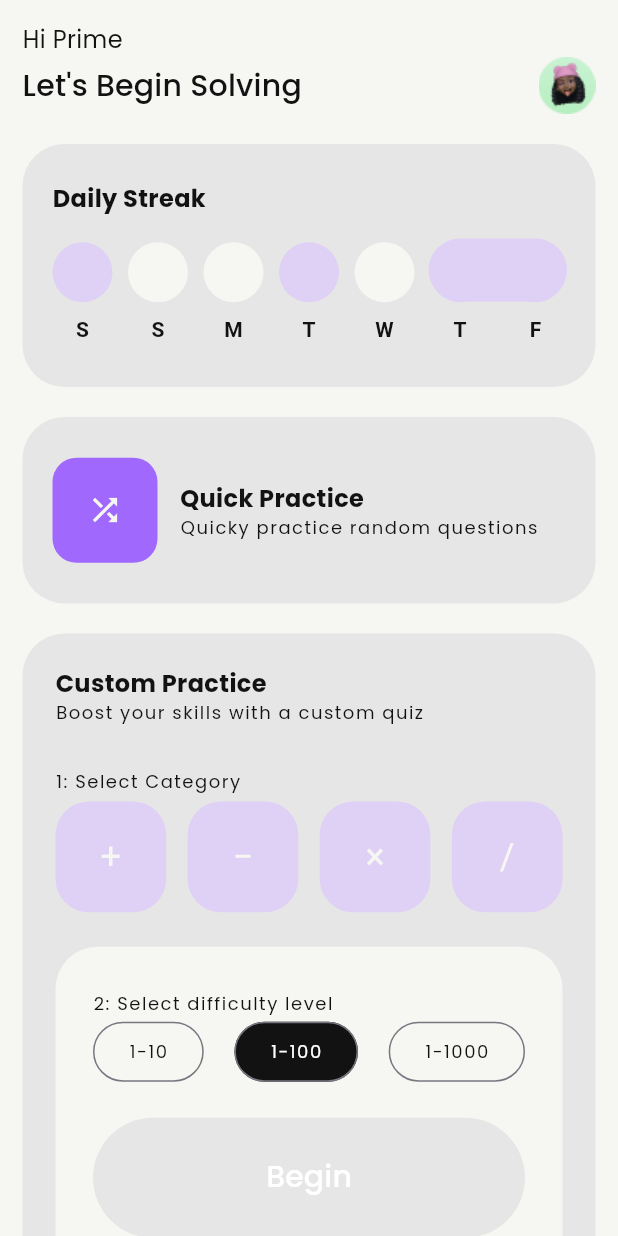
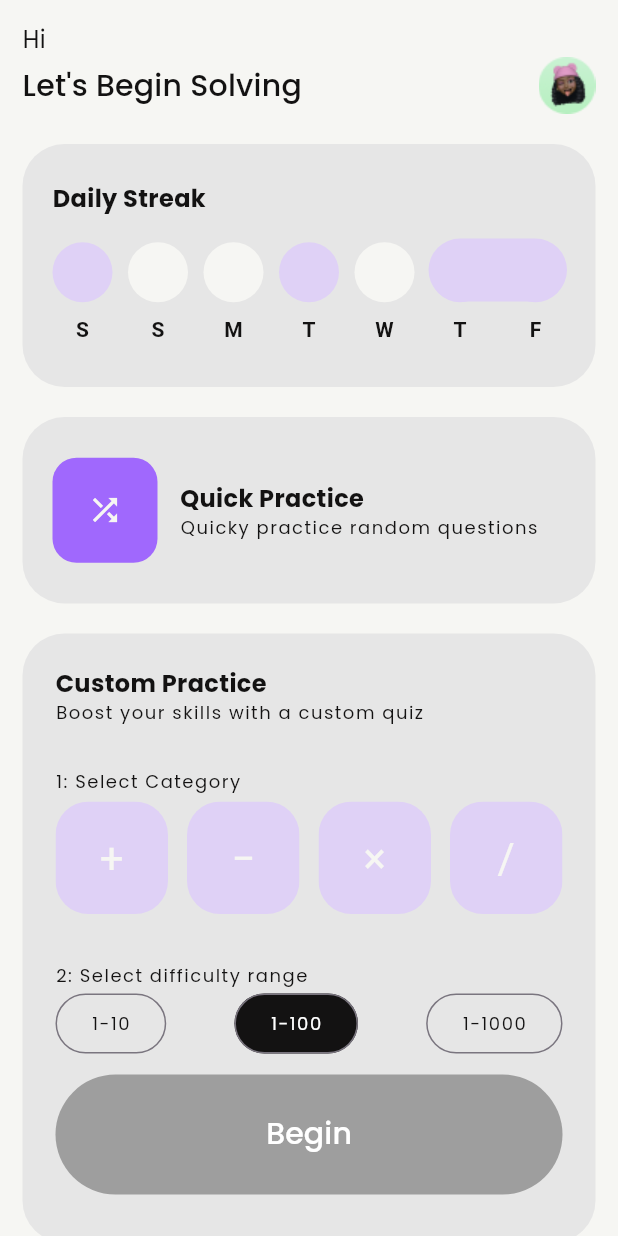
Before and after one commit to prime-infinity/numeracy_app, a Flutter app: the screen it shows after launch, on a phone screen of 412 x 824 dp. Run offline on Flutter 3.47's test engine with Material 3 defaults, Android fonts, the phone set to English and light mode, and no system bars; our stand-ins replace flutter_riverpod, go_router, google_fonts, riverpod_annotation; generated files the repository leaves out were written again.

Commit message:
minor UI updates

```diff
--- a/lib/screens/home/animated_tab_button.dart
+++ b/lib/screens/home/animated_tab_button.dart
@@ -64,24 +64,11 @@ class _AnimatedTabButtonState extends State<AnimatedTabButton>
   Widget build(BuildContext context) {
     return GestureDetector(
       onTap: widget.onTap,
-      child: AnimatedContainer(
-        duration: const Duration(milliseconds: 300),
-        curve: Curves.easeInOut,
-        padding: const EdgeInsets.all(10),
-        decoration: BoxDecoration(
-          color: widget.isSelected ? AppColors.white : AppColors.primaryAccent,
-          borderRadius: BorderRadius.vertical(
-            top: const Radius.circular(22),
-            bottom: Radius.circular(widget.isSelected ? 0 : 22),
-          ),
-        ),
-        child: Padding(
-          padding: const EdgeInsets.all(0),
       child: SizedBox(
-            width: 53.77,
-            height: 53.77,
+        width: 75, // Increased width
+        height: 75, // Increased height
         child: ClipRRect(
-              borderRadius: BorderRadius.circular(18),
+          borderRadius: BorderRadius.circular(22),
           child: Stack(
             children: [
               // Background container
@@ -93,7 +80,7 @@ class _AnimatedTabButtonState extends State<AnimatedTabButton>
                 animation: _animation,
                 builder: (context, child) {
                   return CustomPaint(
-                        size: const Size(53.77, 53.77),
+                    size: const Size(75, 75), // Increased size
                     painter: RadialSpreadPainter(
                       animation: _animation.value,
                       primaryColor: AppColors.primaryColor,
@@ -106,14 +93,12 @@ class _AnimatedTabButtonState extends State<AnimatedTabButton>
                 child: Text(
                   widget.icon,
                   style: TextStyle(
-                        fontSize: 24,
+                    fontSize: 28, // Increased font size
                     color: AppColors.white,
                   ),
                 ),
               ),
             ],
-              ),
-            ),
           ),
         ),
       ),
--- a/lib/screens/home/home.dart
+++ b/lib/screens/home/home.dart
@@ -33,7 +33,7 @@ class _HomeState extends ConsumerState<Home> {
                 Column(
                   crossAxisAlignment: CrossAxisAlignment.start,
                   children: [
-                    StyledMediumText("Hi Prime", AppColors.black),
+                    StyledMediumText("Hi", AppColors.black),
                     Row(
                       mainAxisAlignment: MainAxisAlignment.spaceBetween,
                       children: [
--- a/lib/screens/home/multi_selectable_tabs.dart
+++ b/lib/screens/home/multi_selectable_tabs.dart
@@ -44,14 +44,13 @@ class MultiSelectableTabsState extends State<MultiSelectableTabs> {
             ),
           ),
           // Extension containers for selected tabs
-          _buildExtensionContainers(),
         ]),
         // Difficulty level section
         AnimatedContainer(
           duration: const Duration(milliseconds: 300), // Animation duration
           curve: Curves.easeInOut,
           decoration: BoxDecoration(
-            color: AppColors.white, // Background color of the container
+            color: AppColors.cardGrey, // Background color of the container
             borderRadius: BorderRadius.only(
               bottomLeft: Radius.circular(
                   AppDimensions.cardRadius), // Adjust the radius as needed
@@ -64,11 +63,11 @@ class MultiSelectableTabsState extends State<MultiSelectableTabs> {
             ),
           ),
           child: Padding(
-            padding: const EdgeInsets.symmetric(horizontal: 25.0, vertical: 30),
+            padding: const EdgeInsets.symmetric(horizontal: 0, vertical: 10),
             child: Column(
               crossAxisAlignment: CrossAxisAlignment.start,
               children: [
-                StyledSmallText("2: Select difficulty level", AppColors.black),
+                StyledSmallText("2: Select difficulty range", AppColors.black),
                 //difficulty slider
                 Row(
                   mainAxisAlignment: MainAxisAlignment.spaceBetween,
@@ -120,13 +119,12 @@ class MultiSelectableTabsState extends State<MultiSelectableTabs> {
                         ))
                   ],
                 ),
-                const SizedBox(height: 20),
+                const SizedBox(height: 10),
                 Center(
                     child: StyledButton(
                   text: "Begin",
                   onPressed: _handleBegin,
-                  backgroundColor:
-                      _canBegin() ? AppColors.black : AppColors.cardGrey,
+                  backgroundColor: _canBegin() ? AppColors.black : Colors.grey,
                 ))
               ],
             ),
@@ -184,22 +182,4 @@ class MultiSelectableTabsState extends State<MultiSelectableTabs> {
           _handleAnimationProgress(index, progress),
     );
   }
-
-  Widget _buildExtensionContainers() {
-    return Positioned(
-      bottom: 0,
-      left: 0,
-      right: 0,
-      child: Row(
-        mainAxisAlignment: MainAxisAlignment.spaceBetween,
-        children: List.generate(
-          _tabs.length,
-          (index) => AnimatedExtensionContainer(
-            isSelected: _selectedTabs[index],
-            animationProgress: _animationProgress[index],
-          ),
-        ),
-      ),
-    );
-  }
 }
```
Lines whose indentation alone changed are shown as unchanged.
